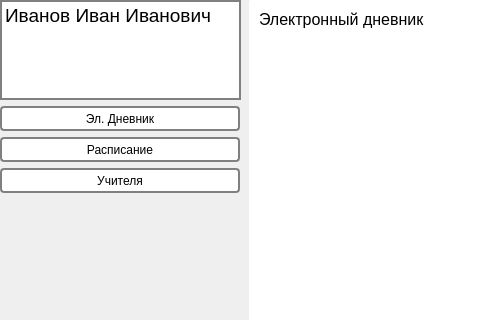
Above: mainw.ui from Anikerdeveloper/School-Journal before the change; both pictures show x 0 to 480 and y 0 to 320 of the 800 by 435 pixel window. Below: the same form after it.
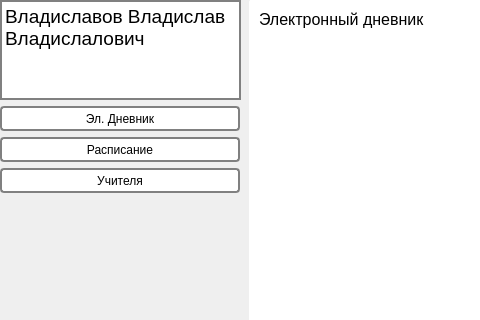
That is the form after the change.

```diff
--- a/mainw.ui
+++ b/mainw.ui
@@ -152,13 +152,13 @@
          <x>5</x>
          <y>5</y>
          <width>228</width>
-         <height>20</height>
+         <height>45</height>
         </rect>
        </property>
        <property name="maximumSize">
         <size>
          <width>228</width>
-         <height>20</height>
+         <height>45</height>
         </size>
        </property>
        <property name="font">
@@ -172,7 +172,11 @@
 </string>
        </property>
        <property name="text">
-        <string>Иванов Иван Иванович</string>
+        <string>Владиславов Владислав
+Владислалович</string>
+       </property>
+       <property name="alignment">
+        <set>Qt::AlignLeading|Qt::AlignLeft|Qt::AlignTop</set>
        </property>
       </widget>
      </widget>
```
